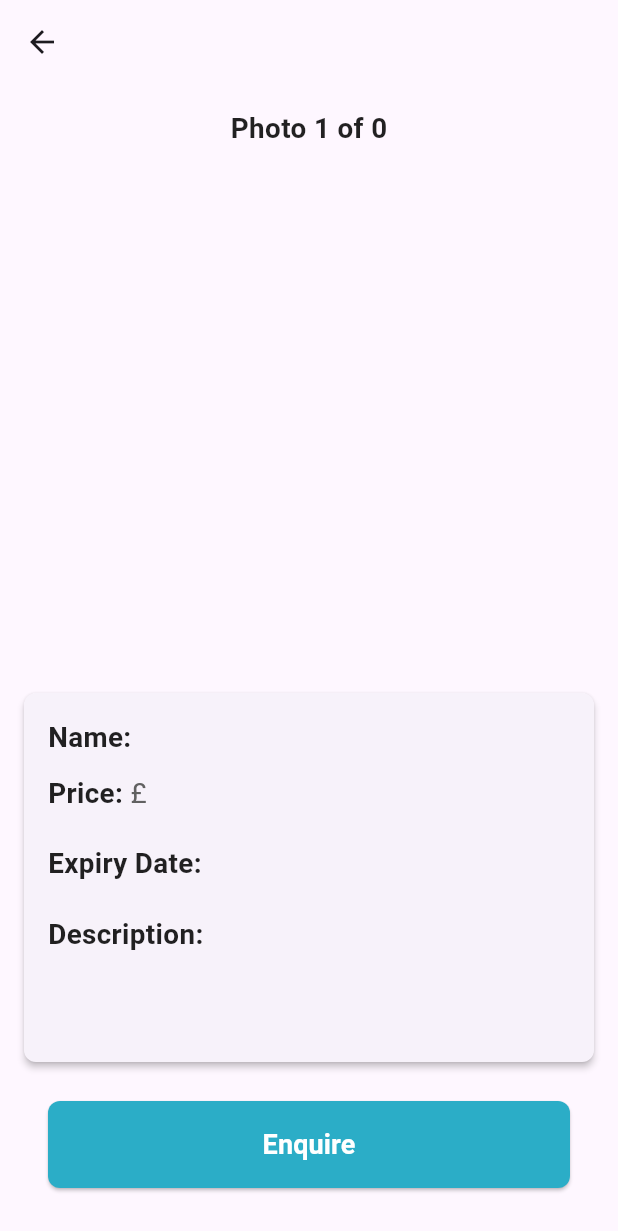
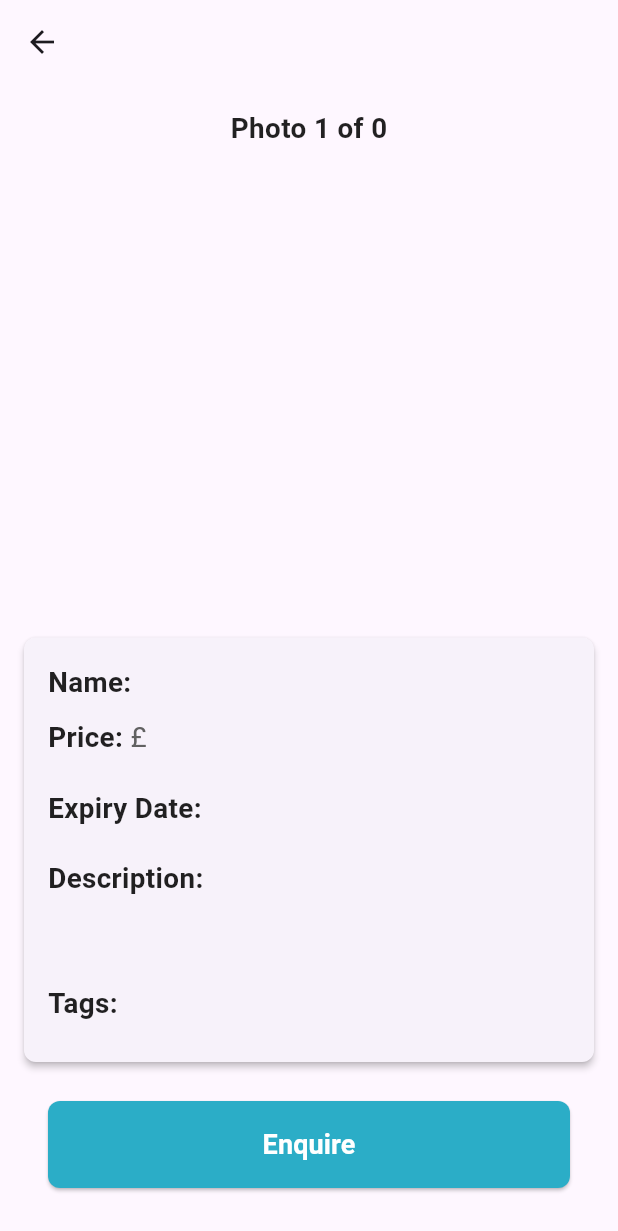
Before and after one commit to aaryanp2904/FoodFamily, a Flutter app: the ItemDetailPage screen opened directly with empty values, on a phone screen of 412 x 824 dp. Shown: the top 1231 px of the screen. Run offline on Flutter 3.47's test engine with Material 3 defaults, Android fonts, the phone set to English and light mode, and no system bars; our stand-ins replace cloud_firestore, firebase_core, firebase_storage, flutter_image_compress, image_picker; accounts and stored records are empty.

Commit message:
Added tags heading in item detail

```diff
--- a/lib/screens/item_detail_page.dart
+++ b/lib/screens/item_detail_page.dart
@@ -155,6 +155,14 @@ class _ItemDetailPageState extends State<ItemDetailPage> {
                       ),
                     ),
                     const SizedBox(height: 20),
+                    Text(
+                      'Tags:',
+                      style: TextStyle(
+                        fontWeight: FontWeight.bold,
+                        fontSize: screenWidth * 0.045,
+                      ),
+                    ),
+                    const SizedBox(height: 10),
                     Wrap(
                       spacing: 5,
                       children: widget.item.tags.map((tag) {
```
